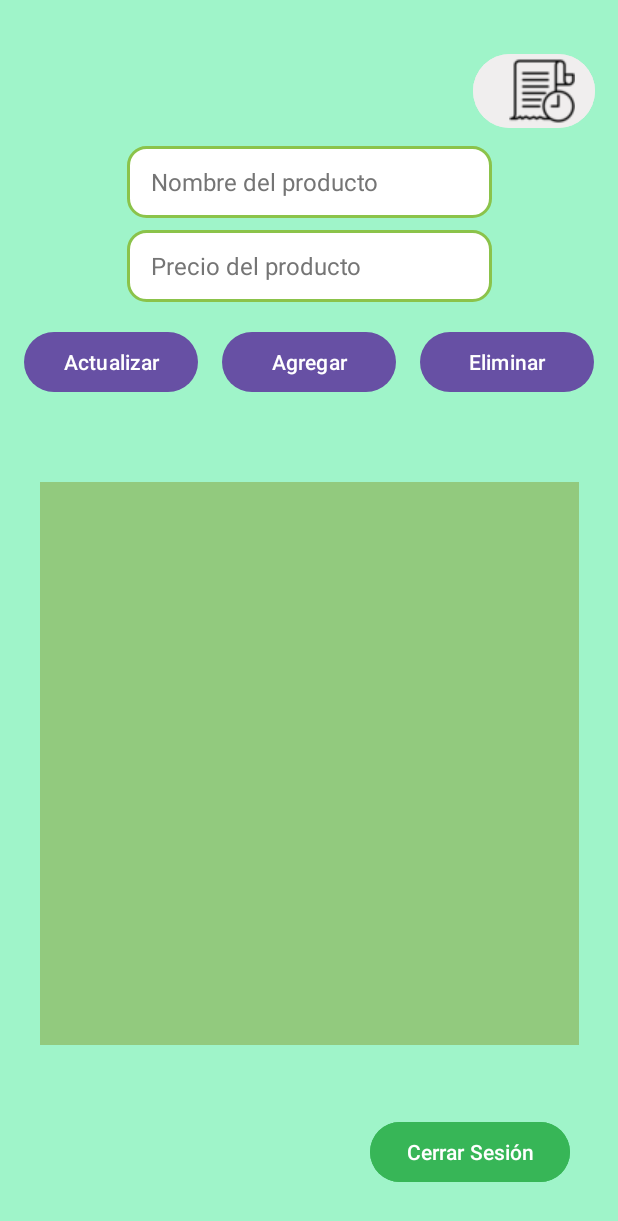
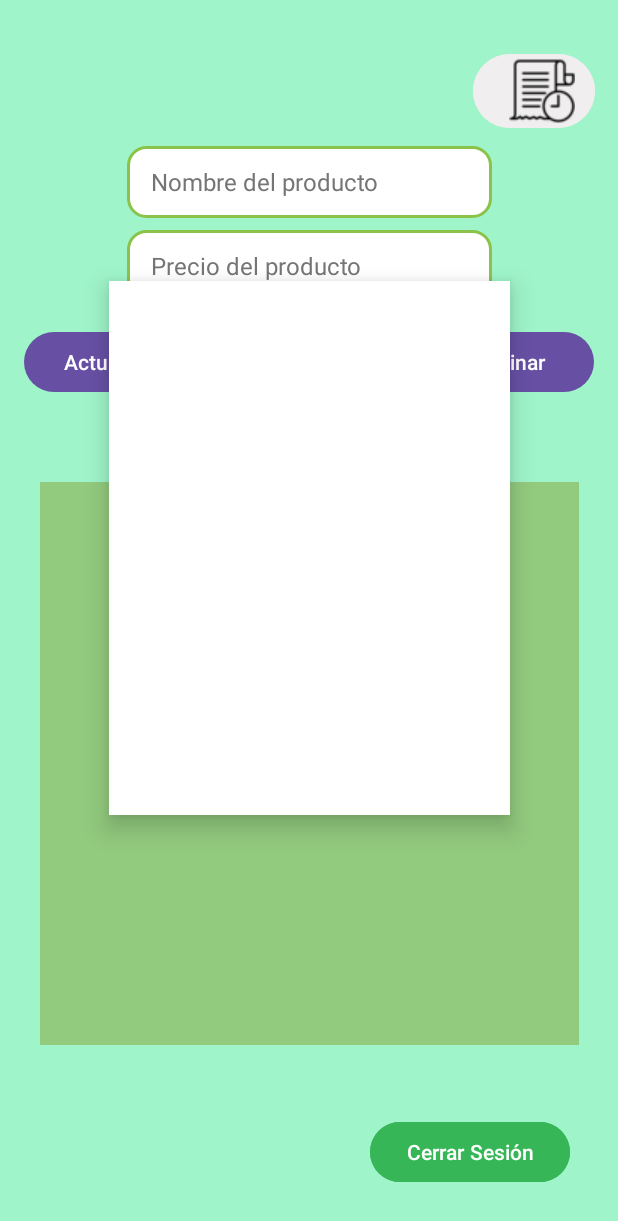
Before and after one commit to TioAceite-png/Carritov4, an Android app: the MenuAdminActivity screen opened directly, with no data from a screen before it, after a tap on an icon or button, on a phone screen of 412 x 824 dp. Shown: the top 1221 px of the screen. Run offline under Robolectric (Android 15) with nearby library versions, the phone set to English and light mode, and no system bars; our stand-ins replace Firebase (no records; nobody signed in at launch, a user with empty details on screens opened directly).

Commit message:
Initial commit

```diff
--- a/app/src/main/res/layout/activity_menu_admin.xml
+++ b/app/src/main/res/layout/activity_menu_admin.xml
@@ -30,8 +30,14 @@
         android:layout_height="356dp"
         android:orientation="vertical"
         android:visibility="gone"
+        android:background="#FFFFFF"
+        android:elevation="10dp"
         app:layout_constraintStart_toStartOf="parent"
-        app:layout_constraintTop_toTopOf="parent">
+        app:layout_constraintTop_toTopOf="parent"
+        app:layout_constraintEnd_toEndOf="parent"
+        app:layout_constraintBottom_toBottomOf="parent"
+        app:layout_constraintHorizontal_bias="0.5"
+        app:layout_constraintVertical_bias="0.4">
 
         <!-- ListView de historial -->
         <ListView
```
Also changed, not shown: app/src/main/java/com/zimmer/carritov4/CarritoActivity.java (+6 -6 lines).
